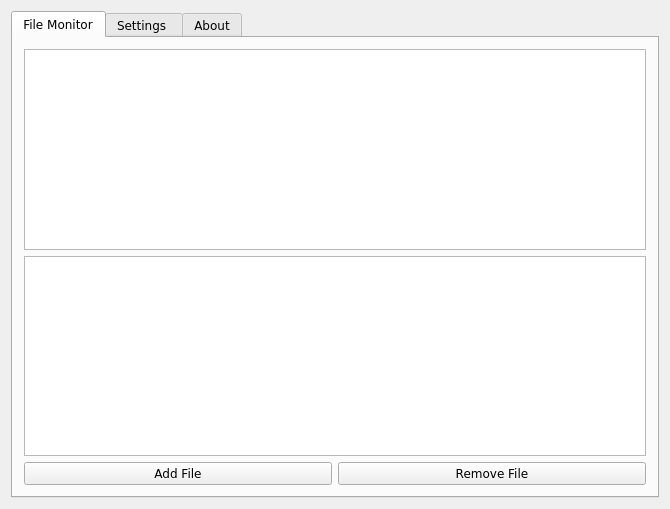
Old version of the form autofilebackup.ui in the repository imatefx/auto-file-backup.
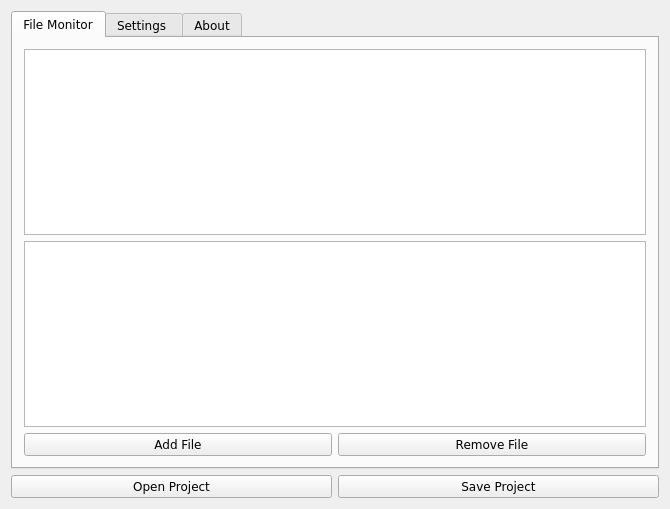
New version of the form. Custom widgets are drawn as their Qt base class.

Commit message: Changed UI for Project file saving button and project file opening button

Diff of the .ui file:
```diff
--- a/autofilebackup.ui
+++ b/autofilebackup.ui
@@ -271,6 +271,28 @@
      </widget>
     </widget>
    </item>
+   <item>
+    <layout class="QVBoxLayout" name="verticalLayout_9">
+     <item>
+      <layout class="QHBoxLayout" name="horizontalLayout_3">
+       <item>
+        <widget class="QPushButton" name="openProjectButton">
+         <property name="text">
+          <string>Open Project</string>
+         </property>
+        </widget>
+       </item>
+       <item>
+        <widget class="QPushButton" name="saveProjectFileButton">
+         <property name="text">
+          <string>Save Project</string>
+         </property>
+        </widget>
+       </item>
+      </layout>
+     </item>
+    </layout>
+   </item>
   </layout>
  </widget>
  <layoutdefault spacing="6" margin="11"/>
```
The commit also changes 1 other file.
